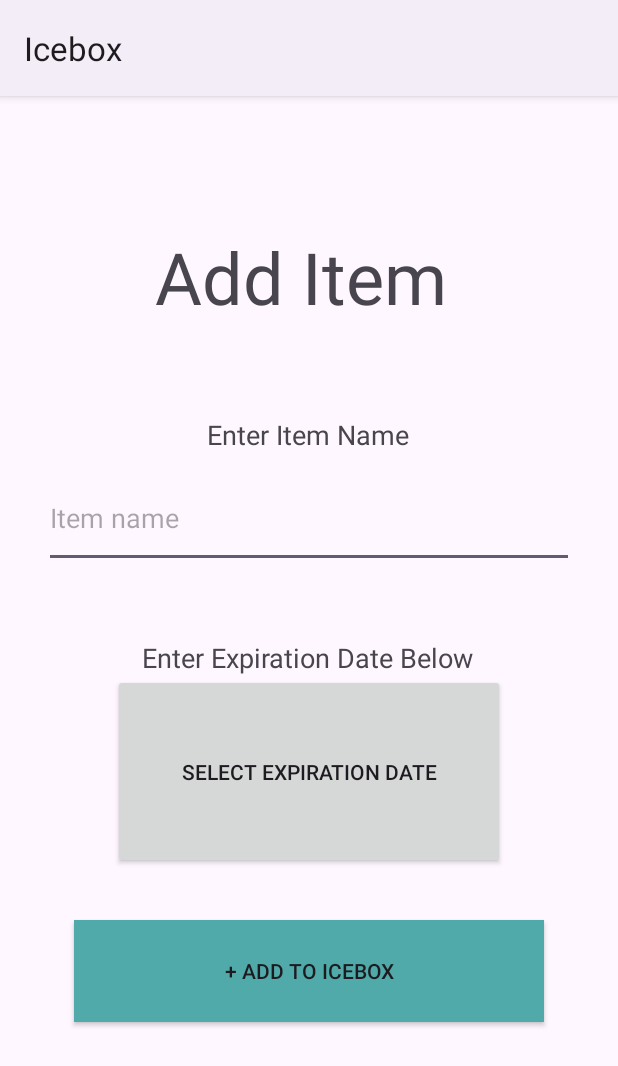
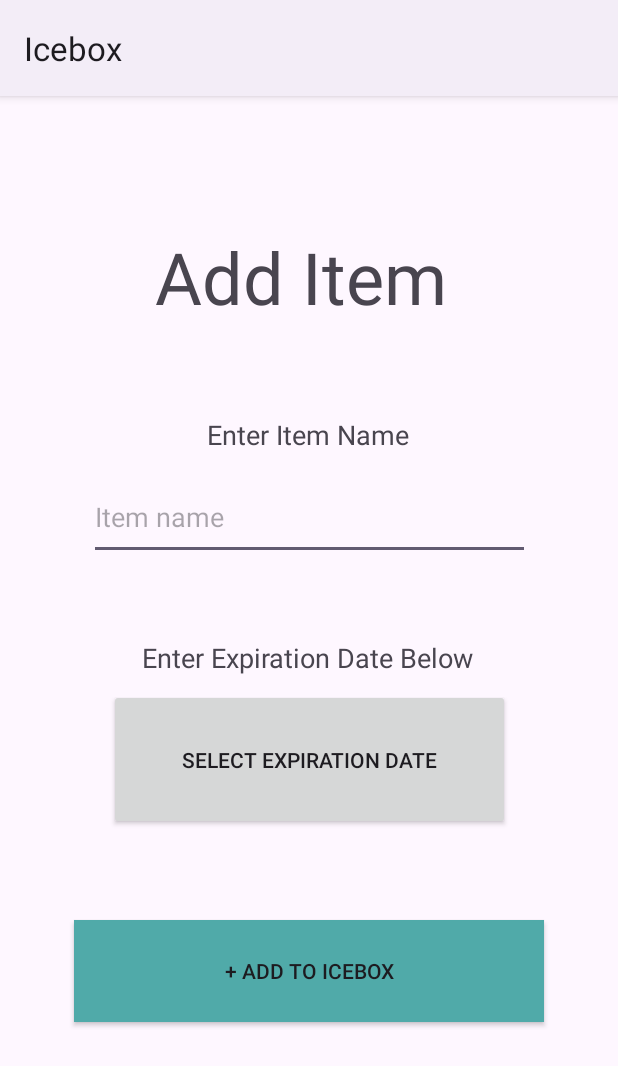
Before and after one commit to zapfeeno/Icebox, an Android app: the AddItemActivity screen opened directly, with no data from a screen before it, on a phone screen of 412 x 824 dp. Shown: the top 1066 px of the screen. Run offline under Robolectric (Android 15) with nearby library versions, the phone set to English and light mode, and no system bars.

Commit message:
design tweaks v2

```diff
--- a/app/src/main/res/layout/activity_add_item.xml
+++ b/app/src/main/res/layout/activity_add_item.xml
@@ -37,20 +37,20 @@
 
     <androidx.appcompat.widget.AppCompatButton
         android:id="@+id/expirationDateButton"
-        android:layout_width="261dp"
-        android:layout_height="130dp"
+        android:layout_width="267dp"
+        android:layout_height="94dp"
         android:onClick="setExpiryDate"
         android:text="Select Expiration Date"
         app:layout_constraintBottom_toBottomOf="parent"
         app:layout_constraintEnd_toEndOf="parent"
         app:layout_constraintStart_toStartOf="parent"
         app:layout_constraintTop_toTopOf="parent"
-        app:layout_constraintVertical_bias="0.612" />
+        app:layout_constraintVertical_bias="0.594" />
 
     <EditText
         android:id="@+id/itemNameInput"
-        android:layout_width="353dp"
-        android:layout_height="76dp"
+        android:layout_width="294dp"
+        android:layout_height="67dp"
         android:ems="10"
         android:hint="Item name"
         android:inputType="text"
```
